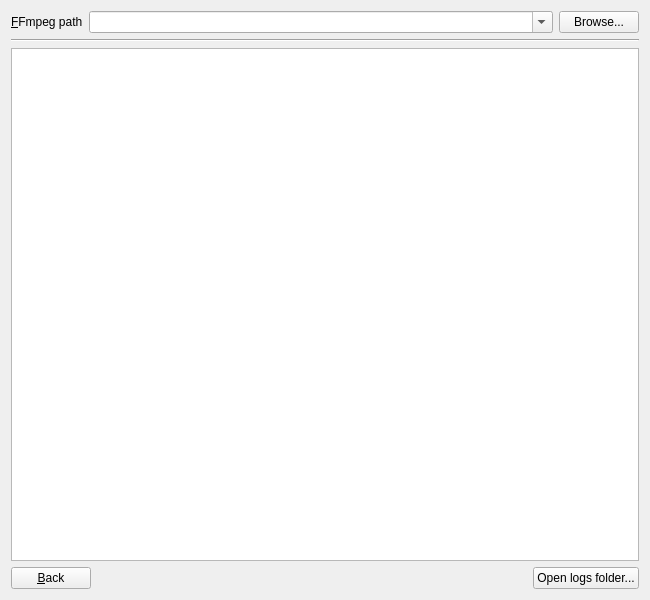
Before: the Qt Designer form settingsframe.ui in EthanChappel/HQ-Animate, drawn with Qt 5.
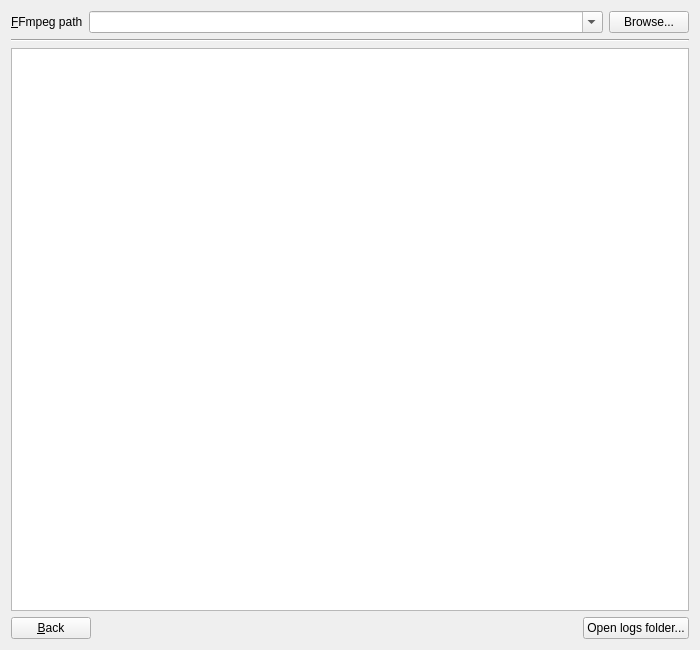
After: the same form once the commit is applied.

Commit message: Add processing options to GUI.

Diff of the .ui file:
```diff
--- a/settingsframe.ui
+++ b/settingsframe.ui
@@ -6,14 +6,14 @@
    <rect>
     <x>0</x>
     <y>0</y>
-    <width>650</width>
-    <height>600</height>
+    <width>700</width>
+    <height>650</height>
    </rect>
   </property>
   <property name="minimumSize">
    <size>
-    <width>650</width>
-    <height>600</height>
+    <width>700</width>
+    <height>650</height>
    </size>
   </property>
   <property name="maximumSize">
```
The commit also changes 3 other files.
